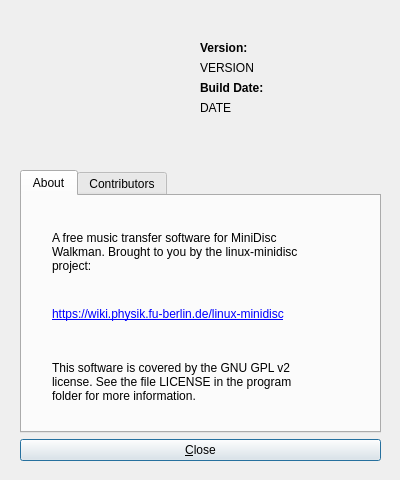
Before: the Qt Designer form qhimdtransfer/qhimdaboutdialog.ui in linux-minidisc/linux-minidisc, drawn with Qt 5.
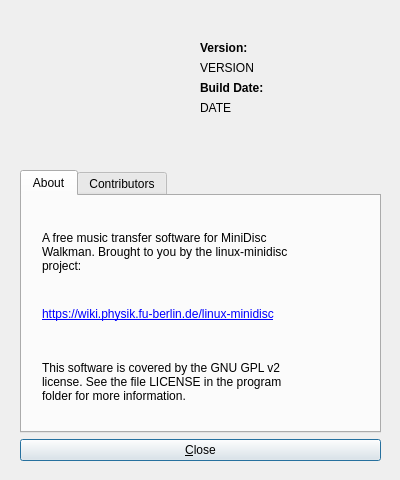
After: the same form once the commit is applied. Icons and pictures are not drawn.

Commit message: Fix geometries of labels in about dialog.

The edit to the form file:
```diff
--- a/qhimdtransfer/qhimdaboutdialog.ui
+++ b/qhimdtransfer/qhimdaboutdialog.ui
@@ -59,9 +59,9 @@
        <widget class="QLabel" name="HomepageLink">
         <property name="geometry">
          <rect>
-          <x>30</x>
+          <x>20</x>
           <y>110</y>
-          <width>301</width>
+          <width>321</width>
           <height>16</height>
          </rect>
         </property>
@@ -75,9 +75,9 @@
        <widget class="QLabel" name="AboutTextLower">
         <property name="geometry">
          <rect>
-          <x>30</x>
+          <x>20</x>
           <y>20</y>
-          <width>301</width>
+          <width>321</width>
           <height>71</height>
          </rect>
         </property>
@@ -90,9 +90,9 @@
        <widget class="QLabel" name="AboutTextUpper">
         <property name="geometry">
          <rect>
-          <x>30</x>
+          <x>20</x>
           <y>150</y>
-          <width>301</width>
+          <width>321</width>
           <height>71</height>
          </rect>
         </property>
```
